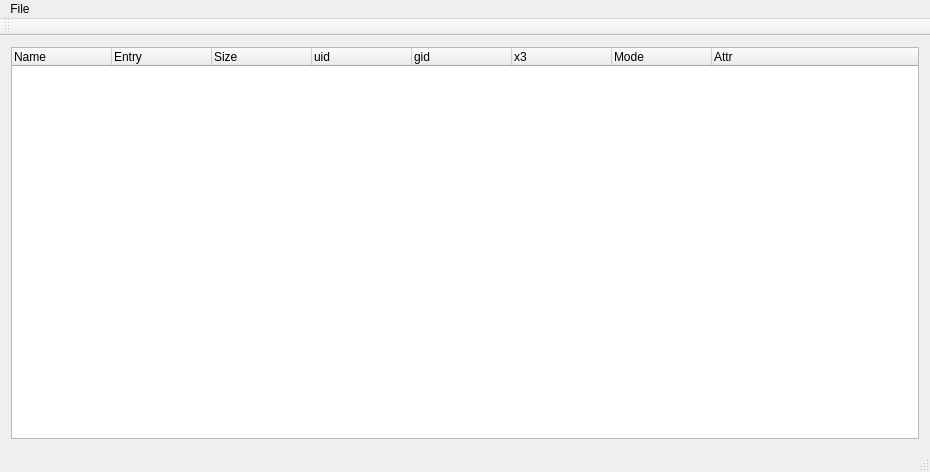
First picture: the form in nandExtract/nandwindow.ui, repository martravi/wiiqt, before the edit.
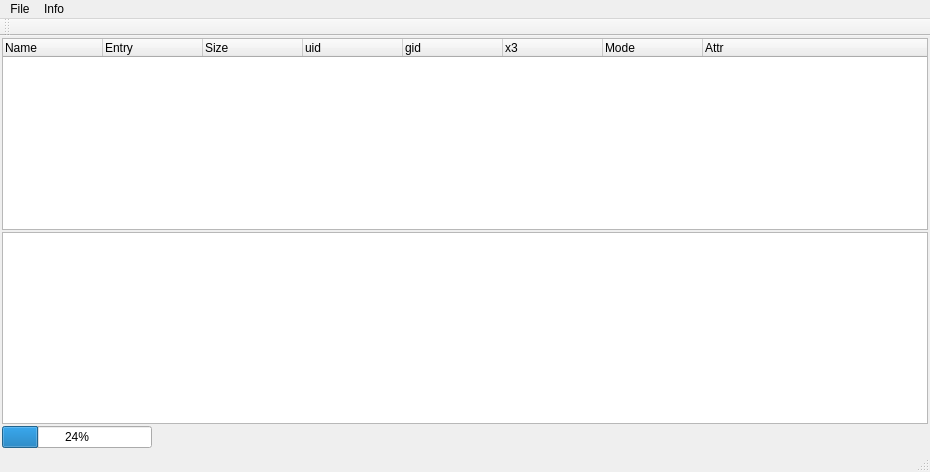
Second picture: the form after the edit.

Commit message: * add access functions to the nandBin class to get the cluster map for whole nand and for a given file * change the nandExtract program a bit.  move nand extraction to a thread to keep it from hanging the main thread * add pretty block map

The edit to the form file:
```diff
--- a/nandExtract/nandwindow.ui
+++ b/nandExtract/nandwindow.ui
@@ -15,6 +15,12 @@
   </property>
   <widget class="QWidget" name="centralWidget">
    <layout class="QGridLayout" name="gridLayout">
+    <property name="margin">
+     <number>2</number>
+    </property>
+    <property name="spacing">
+     <number>2</number>
+    </property>
     <item row="0" column="0">
      <widget class="QTreeWidget" name="treeWidget">
       <property name="contextMenuPolicy">
@@ -62,6 +68,35 @@
       </column>
      </widget>
     </item>
+    <item row="1" column="0">
+     <widget class="QGraphicsView" name="graphicsView_blocks">
+      <property name="interactive">
+       <bool>false</bool>
+      </property>
+      <property name="alignment">
+       <set>Qt::AlignLeading|Qt::AlignLeft|Qt::AlignTop</set>
+      </property>
+      <property name="renderHints">
+       <set>QPainter::Antialiasing|QPainter::HighQualityAntialiasing|QPainter::SmoothPixmapTransform|QPainter::TextAntialiasing</set>
+      </property>
+      <property name="cacheMode">
+       <set>QGraphicsView::CacheBackground</set>
+      </property>
+     </widget>
+    </item>
+    <item row="2" column="0">
+     <widget class="QProgressBar" name="progressBar">
+      <property name="maximumSize">
+       <size>
+        <width>150</width>
+        <height>16777215</height>
+       </size>
+      </property>
+      <property name="value">
+       <number>24</number>
+      </property>
+     </widget>
+    </item>
    </layout>
   </widget>
   <widget class="QMenuBar" name="menuBar">
@@ -79,7 +114,14 @@
     </property>
     <addaction name="actionOpen_Nand"/>
    </widget>
+   <widget class="QMenu" name="menuInfo">
+    <property name="title">
+     <string>Info</string>
+    </property>
+    <addaction name="actionShow_Usage"/>
+   </widget>
    <addaction name="menuFile"/>
+   <addaction name="menuInfo"/>
   </widget>
   <widget class="QToolBar" name="mainToolBar">
    <attribute name="toolBarArea">
```
Left out of the diff: 8 changed lines with no effect on the pictures. The commit also changes 14 other files.
